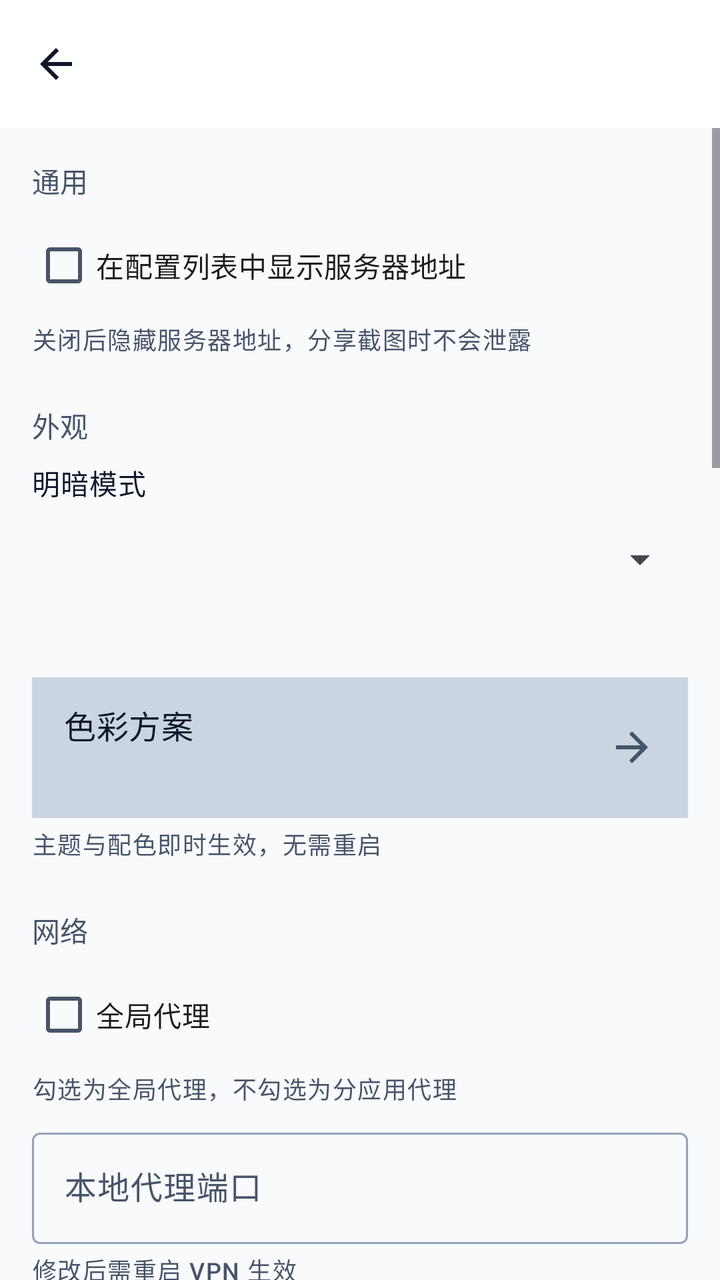
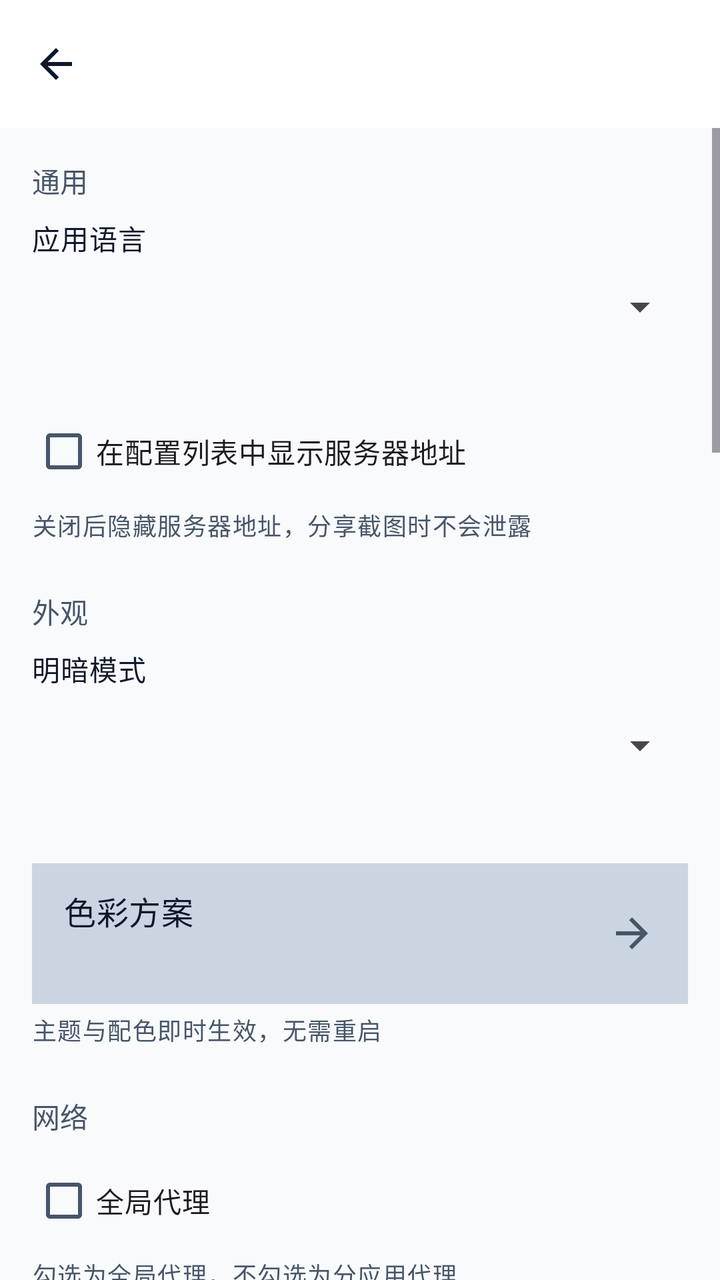

Compare the two renders of this Android layout. The source of the first and the diff that turns it into the second are given below.
<!-- AndroidManifest.xml: application theme Theme.XClient -->
<!-- res/layout/activity_settings.xml -->
<?xml version="1.0" encoding="utf-8"?>
<LinearLayout xmlns:android="http://schemas.android.com/apk/res/android"
    xmlns:app="http://schemas.android.com/apk/res-auto"
    android:layout_width="match_parent"
    android:layout_height="match_parent"
    android:orientation="vertical">

    <com.google.android.material.appbar.MaterialToolbar
        android:id="@+id/toolbar"
        style="@style/Widget.XClient.Toolbar"
        android:layout_width="match_parent"
        android:layout_height="?attr/actionBarSize"
        app:navigationContentDescription="@string/back"
        app:navigationIcon="@drawable/ic_arrow_back"
        app:navigationIconTint="?attr/colorOnSurface" />

    <ScrollView
        android:layout_width="match_parent"
        android:layout_height="match_parent">

        <LinearLayout
            android:layout_width="match_parent"
            android:layout_height="wrap_content"
            android:orientation="vertical"
            android:paddingStart="@dimen/spacing_lg"
            android:paddingTop="@dimen/spacing_lg"
            android:paddingEnd="@dimen/spacing_lg"
            android:paddingBottom="@dimen/spacing_xl">

            
            <TextView
                android:layout_width="wrap_content"
                android:layout_height="wrap_content"
                android:text="@string/settings_section_general"
                android:textAppearance="?attr/textAppearanceLabelLarge"
                android:textColor="?attr/colorOnSurfaceVariant" />

            <LinearLayout
                android:layout_width="match_parent"
                android:layout_height="wrap_content"
                android:layout_marginTop="@dimen/spacing_sm"
                android:orientation="vertical">

                <CheckBox
                    android:id="@+id/checkbox_show_server_addr"
                    android:layout_width="match_parent"
                    android:layout_height="wrap_content"
                    android:minHeight="@dimen/touch_target_min"
                    android:text="@string/show_server_addr" />

                <TextView
                    android:layout_width="match_parent"
                    android:layout_height="wrap_content"
                    android:layout_marginTop="@dimen/spacing_xs"
                    android:text="@string/show_server_addr_hint"
                    android:textAppearance="?attr/textAppearanceLabelMedium"
                    android:textColor="?attr/colorOnSurfaceVariant" />
            </LinearLayout>

            
            <TextView
                android:layout_width="wrap_content"
                android:layout_height="wrap_content"
                android:layout_marginTop="@dimen/spacing_xl"
                android:text="@string/settings_section_appearance"
                android:textAppearance="?attr/textAppearanceLabelLarge"
                android:textColor="?attr/colorOnSurfaceVariant" />

            <LinearLayout
                android:id="@+id/group_appearance"
                android:layout_width="match_parent"
                android:layout_height="wrap_content"
                android:layout_marginTop="@dimen/spacing_sm"
                android:orientation="vertical">

                <TextView
                    android:layout_width="wrap_content"
                    android:layout_height="wrap_content"
                    android:text="@string/theme_mode_label"
                    android:textAppearance="?attr/textAppearanceBodyMedium"
                    android:textColor="?attr/colorOnSurface" />

                <Spinner
                    android:id="@+id/spinner_theme_mode"
                    android:layout_width="match_parent"
                    android:layout_height="wrap_content"
                    android:layout_marginTop="@dimen/spacing_xs"
                    android:minHeight="@dimen/touch_target_min" />

                
                <TextView
                    android:id="@+id/text_theme_mode_summary"
                    android:layout_width="match_parent"
                    android:layout_height="wrap_content"
                    android:layout_marginTop="@dimen/spacing_xs"
                    android:textAppearance="?attr/textAppearanceBodyMedium"
                    android:textColor="?attr/colorOnSurfaceVariant" />

                
                <LinearLayout
                    android:id="@+id/button_palette"
                    android:layout_width="match_parent"
                    android:layout_height="wrap_content"
                    android:layout_marginTop="@dimen/spacing_md"
                    android:background="?attr/colorSurfaceContainerHigh"
                    android:baselineAligned="false"
                    android:clickable="true"
                    android:focusable="true"
                    android:gravity="center_vertical"
                    android:minHeight="@dimen/touch_target_min"
                    android:orientation="horizontal"
                    android:paddingStart="@dimen/spacing_lg"
                    android:paddingTop="@dimen/spacing_md"
                    android:paddingEnd="@dimen/spacing_lg"
                    android:paddingBottom="@dimen/spacing_md">

                    <LinearLayout
                        android:layout_width="0dp"
                        android:layout_height="wrap_content"
                        android:layout_weight="1"
                        android:orientation="vertical">

                        <TextView
                            android:layout_width="match_parent"
                            android:layout_height="wrap_content"
                            android:text="@string/theme_palette_label"
                            android:textAppearance="?attr/textAppearanceTitleMedium"
                            android:textColor="?attr/colorOnSurface" />

                        <TextView
                            android:id="@+id/text_palette_summary"
                            android:layout_width="match_parent"
                            android:layout_height="wrap_content"
                            android:layout_marginTop="@dimen/spacing_xs"
                            android:textAppearance="?attr/textAppearanceBodyMedium"
                            android:textColor="?attr/colorOnSurfaceVariant" />
                    </LinearLayout>

                    
                    <LinearLayout
                        android:id="@+id/palette_preview_swatches"
                        android:layout_width="wrap_content"
                        android:layout_height="wrap_content"
                        android:layout_marginEnd="@dimen/spacing_sm"
                        android:gravity="center_vertical"
                        android:orientation="horizontal" />

                    <ImageView
                        android:layout_width="24dp"
                        android:layout_height="24dp"
                        android:importantForAccessibility="no"
                        android:rotation="180"
                        android:src="@drawable/ic_arrow_back"
                        app:tint="?attr/colorOnSurfaceVariant" />
                </LinearLayout>

                <TextView
                    android:layout_width="match_parent"
                    android:layout_height="wrap_content"
                    android:layout_marginTop="@dimen/spacing_xs"
                    android:text="@string/settings_appearance_hint"
                    android:textAppearance="?attr/textAppearanceLabelMedium"
                    android:textColor="?attr/colorOnSurfaceVariant" />
            </LinearLayout>

            
            <TextView
                android:layout_width="wrap_content"
                android:layout_height="wrap_content"
                android:layout_marginTop="@dimen/spacing_xl"
                android:text="@string/settings_section_network"
                android:textAppearance="?attr/textAppearanceLabelLarge"
                android:textColor="?attr/colorOnSurfaceVariant" />

            <LinearLayout
                android:id="@+id/group_network"
                android:layout_width="match_parent"
                android:layout_height="wrap_content"
                android:layout_marginTop="@dimen/spacing_sm"
                android:orientation="vertical">

                <CheckBox
                    android:id="@+id/checkbox_global"
                    android:layout_width="match_parent"
                    android:layout_height="wrap_content"
                    android:minHeight="@dimen/touch_target_min"
                    android:text="@string/global" />

                <TextView
                    android:layout_width="match_parent"
                    android:layout_height="wrap_content"
                    android:layout_marginTop="@dimen/spacing_xs"
                    android:text="@string/settings_global_hint"
                    android:textAppearance="?attr/textAppearanceLabelMedium"
                    android:textColor="?attr/colorOnSurfaceVariant" />

                <com.google.android.material.textfield.TextInputLayout
                    android:id="@+id/til_socks_port"
                    style="@style/Widget.XClient.TextInputLayout"
                    android:layout_width="match_parent"
                    android:layout_height="wrap_content"
                    android:layout_marginTop="@dimen/spacing_sm"
                    android:hint="@string/settings_socks_port_label"
                    app:placeholderText="@string/settings_placeholder_socks_port">

                    <com.google.android.material.textfield.TextInputEditText
                        android:id="@+id/edittext_socks_port"
                        android:layout_width="match_parent"
                        android:layout_height="wrap_content"
                        android:inputType="number"
                        android:singleLine="true" />
                </com.google.android.material.textfield.TextInputLayout>

                <TextView
                    android:layout_width="match_parent"
                    android:layout_height="wrap_content"
                    android:layout_marginTop="@dimen/spacing_xs"
                    android:text="@string/settings_restart_required"
                    android:textAppearance="?attr/textAppearanceLabelMedium"
                    android:textColor="?attr/colorOnSurfaceVariant" />
            </LinearLayout>

            
            <TextView
                android:layout_width="wrap_content"
                android:layout_height="wrap_content"
                android:layout_marginTop="@dimen/spacing_xl"
                android:text="@string/settings_section_bypass"
                android:textAppearance="?attr/textAppearanceLabelLarge"
                android:textColor="?attr/colorOnSurfaceVariant" />

            <LinearLayout
                android:id="@+id/group_bypass"
                android:layout_width="match_parent"
                android:layout_height="wrap_content"
                android:layout_marginTop="@dimen/spacing_sm"
                android:orientation="vertical">

                
                <LinearLayout
                    android:id="@+id/button_apps"
                    android:layout_width="match_parent"
                    android:layout_height="wrap_content"
                    android:background="?attr/colorSurfaceContainerHigh"
                    android:baselineAligned="false"
                    android:clickable="true"
                    android:focusable="true"
                    android:gravity="center_vertical"
                    android:minHeight="@dimen/touch_target_min"
                    android:orientation="horizontal"
                    android:paddingStart="@dimen/spacing_lg"
                    android:paddingTop="@dimen/spacing_md"
                    android:paddingEnd="@dimen/spacing_lg"
                    android:paddingBottom="@dimen/spacing_md">

                    <LinearLayout
                        android:layout_width="0dp"
                        android:layout_height="wrap_content"
                        android:layout_weight="1"
                        android:orientation="vertical">

                        <TextView
                            android:layout_width="match_parent"
                            android:layout_height="wrap_content"
                            android:text="@string/apps"
                            android:textAppearance="?attr/textAppearanceTitleMedium"
                            android:textColor="?attr/colorOnSurface" />

                        <TextView
                            android:id="@+id/text_apps_summary"
                            android:layout_width="match_parent"
                            android:layout_height="wrap_content"
                            android:layout_marginTop="@dimen/spacing_xs"
                            android:textAppearance="?attr/textAppearanceBodyMedium"
                            android:textColor="?attr/colorOnSurfaceVariant" />
                    </LinearLayout>

                    
                    <ImageView
                        android:layout_width="24dp"
                        android:layout_height="24dp"
                        android:importantForAccessibility="no"
                        android:rotation="180"
                        android:src="@drawable/ic_arrow_back"
                        app:tint="?attr/colorOnSurfaceVariant" />
                </LinearLayout>

                <CheckBox
                    android:id="@+id/checkbox_bypass_private"
                    android:layout_width="match_parent"
                    android:layout_height="wrap_content"
                    android:layout_marginTop="@dimen/spacing_sm"
                    android:minHeight="@dimen/touch_target_min"
                    android:text="@string/bypass_private" />

                <CheckBox
                    android:id="@+id/checkbox_bypass_geoip_cn"
                    android:layout_width="match_parent"
                    android:layout_height="wrap_content"
                    android:layout_marginTop="@dimen/spacing_xs"
                    android:minHeight="@dimen/touch_target_min"
                    android:text="@string/bypass_geoip_cn" />

                <CheckBox
                    android:id="@+id/checkbox_bypass_geosite_cn"
                    android:layout_width="match_parent"
                    android:layout_height="wrap_content"
                    android:layout_marginTop="@dimen/spacing_xs"
                    android:minHeight="@dimen/touch_target_min"
                    android:text="@string/bypass_geosite_cn" />

                <com.google.android.material.textfield.TextInputLayout
                    android:id="@+id/til_bypass_rules"
                    style="@style/Widget.XClient.TextInputLayout"
                    android:layout_width="match_parent"
                    android:layout_height="wrap_content"
                    android:layout_marginTop="@dimen/spacing_md"
                    android:hint="@string/manual_bypass_rules"
                    app:placeholderText="@string/manual_bypass_rules_hint">

                    <com.google.android.material.textfield.TextInputEditText
                        android:id="@+id/edittext_bypass_rules"
                        android:layout_width="match_parent"
                        android:layout_height="wrap_content"
                        android:gravity="top|start"
                        android:inputType="textMultiLine|textNoSuggestions"
                        android:maxLines="10"
                        android:minLines="4"
                        android:scrollbars="vertical" />
                </com.google.android.material.textfield.TextInputLayout>

                <com.google.android.material.textfield.TextInputLayout
                    android:id="@+id/til_force_proxy"
                    style="@style/Widget.XClient.TextInputLayout"
                    android:layout_width="match_parent"
                    android:layout_height="wrap_content"
                    android:layout_marginTop="@dimen/spacing_md"
                    android:hint="@string/force_proxy_rules"
                    app:placeholderText="@string/force_proxy_rules_hint">

                    <com.google.android.material.textfield.TextInputEditText
                        android:id="@+id/edittext_force_proxy"
                        android:layout_width="match_parent"
                        android:layout_height="wrap_content"
                        android:gravity="top|start"
                        android:inputType="textMultiLine|textNoSuggestions"
                        android:maxLines="6"
                        android:minLines="2"
                        android:scrollbars="vertical" />
                </com.google.android.material.textfield.TextInputLayout>

                <TextView
                    android:layout_width="match_parent"
                    android:layout_height="wrap_content"
                    android:layout_marginTop="@dimen/spacing_xs"
                    android:text="@string/settings_restart_required"
                    android:textAppearance="?attr/textAppearanceLabelMedium"
                    android:textColor="?attr/colorOnSurfaceVariant" />
            </LinearLayout>

            
            <TextView
                android:layout_width="wrap_content"
                android:layout_height="wrap_content"
                android:layout_marginTop="@dimen/spacing_xl"
                android:text="@string/settings_section_ech_dns"
                android:textAppearance="?attr/textAppearanceLabelLarge"
                android:textColor="?attr/colorOnSurfaceVariant" />

            <LinearLayout
                android:id="@+id/group_ech"
                android:layout_width="match_parent"
                android:layout_height="wrap_content"
                android:layout_marginTop="@dimen/spacing_sm"
                android:orientation="vertical">

                <com.google.android.material.textfield.TextInputLayout
                    android:id="@+id/til_ech_dns"
                    style="@style/Widget.XClient.TextInputLayout"
                    android:layout_width="match_parent"
                    android:layout_height="wrap_content"
                    android:hint="@string/settings_ech_dns_label"
                    app:placeholderText="@string/settings_placeholder_ech_dns">

                    <com.google.android.material.textfield.TextInputEditText
                        android:id="@+id/edittext_ech_dns"
                        android:layout_width="match_parent"
                        android:layout_height="wrap_content"
                        android:singleLine="true" />
                </com.google.android.material.textfield.TextInputLayout>

                <com.google.android.material.textfield.TextInputLayout
                    android:id="@+id/til_ech_domain"
                    style="@style/Widget.XClient.TextInputLayout"
                    android:layout_width="match_parent"
                    android:layout_height="wrap_content"
                    android:layout_marginTop="@dimen/spacing_md"
                    android:hint="@string/settings_ech_domain_label"
                    app:placeholderText="@string/settings_placeholder_ech_domain">

                    <com.google.android.material.textfield.TextInputEditText
                        android:id="@+id/edittext_ech_domain"
                        android:layout_width="match_parent"
                        android:layout_height="wrap_content"
                        android:singleLine="true" />
                </com.google.android.material.textfield.TextInputLayout>

                <CheckBox
                    android:id="@+id/checkbox_enable_dns_warmup"
                    android:layout_width="match_parent"
                    android:layout_height="wrap_content"
                    android:layout_marginTop="@dimen/spacing_sm"
                    android:minHeight="@dimen/touch_target_min"
                    android:text="@string/enable_dns_warmup" />

                <TextView
                    android:layout_width="wrap_content"
                    android:layout_height="wrap_content"
                    android:layout_marginTop="@dimen/spacing_md"
                    android:text="@string/log_level_label"
                    android:textAppearance="?attr/textAppearanceBodyMedium"
                    android:textColor="?attr/colorOnSurface" />

                <Spinner
                    android:id="@+id/spinner_log_level"
                    android:layout_width="match_parent"
                    android:layout_height="wrap_content"
                    android:layout_marginTop="@dimen/spacing_xs"
                    android:minHeight="@dimen/touch_target_min" />

                
                <TextView
                    android:id="@+id/text_log_level_summary"
                    android:layout_width="match_parent"
                    android:layout_height="wrap_content"
                    android:layout_marginTop="@dimen/spacing_xs"
                    android:textAppearance="?attr/textAppearanceBodyMedium"
                    android:textColor="?attr/colorOnSurfaceVariant" />

                <TextView
                    android:layout_width="match_parent"
                    android:layout_height="wrap_content"
                    android:layout_marginTop="@dimen/spacing_xs"
                    android:text="@string/log_level_hint"
                    android:textAppearance="?attr/textAppearanceLabelMedium"
                    android:textColor="?attr/colorOnSurfaceVariant" />

                <TextView
                    android:layout_width="match_parent"
                    android:layout_height="wrap_content"
                    android:layout_marginTop="@dimen/spacing_xs"
                    android:text="@string/settings_restart_required"
                    android:textAppearance="?attr/textAppearanceLabelMedium"
                    android:textColor="?attr/colorOnSurfaceVariant" />
            </LinearLayout>

            
            <TextView
                android:layout_width="wrap_content"
                android:layout_height="wrap_content"
                android:layout_marginTop="@dimen/spacing_xl"
                android:text="@string/pref_latency_title"
                android:textAppearance="?attr/textAppearanceLabelLarge"
                android:textColor="?attr/colorOnSurfaceVariant" />

            <LinearLayout
                android:id="@+id/group_latency"
                android:layout_width="match_parent"
                android:layout_height="wrap_content"
                android:layout_marginTop="@dimen/spacing_sm"
                android:orientation="vertical">

                <com.google.android.material.textfield.TextInputLayout
                    android:id="@+id/til_latency_url"
                    style="@style/Widget.XClient.TextInputLayout"
                    android:layout_width="match_parent"
                    android:layout_height="wrap_content"
                    android:hint="@string/pref_latency_url"
                    app:placeholderText="@string/pref_latency_url_hint">

                    <com.google.android.material.textfield.TextInputEditText
                        android:id="@+id/edit_latency_url"
                        android:layout_width="match_parent"
                        android:layout_height="wrap_content"
                        android:inputType="textUri"
                        android:singleLine="true" />
                </com.google.android.material.textfield.TextInputLayout>

                <TextView
                    android:layout_width="wrap_content"
                    android:layout_height="wrap_content"
                    android:layout_marginTop="@dimen/spacing_md"
                    android:text="@string/pref_latency_interval"
                    android:textAppearance="?attr/textAppearanceBodyMedium"
                    android:textColor="?attr/colorOnSurface" />

                <Spinner
                    android:id="@+id/spinner_latency_interval"
                    android:layout_width="match_parent"
                    android:layout_height="wrap_content"
                    android:layout_marginTop="@dimen/spacing_xs"
                    android:minHeight="@dimen/touch_target_min" />

                <TextView
                    android:layout_width="wrap_content"
                    android:layout_height="wrap_content"
                    android:layout_marginTop="@dimen/spacing_md"
                    android:text="@string/pref_latency_timeout"
                    android:textAppearance="?attr/textAppearanceBodyMedium"
                    android:textColor="?attr/colorOnSurface" />

                <Spinner
                    android:id="@+id/spinner_latency_timeout"
                    android:layout_width="match_parent"
                    android:layout_height="wrap_content"
                    android:layout_marginTop="@dimen/spacing_xs"
                    android:minHeight="@dimen/touch_target_min" />

                <CheckBox
                    android:id="@+id/checkbox_latency_force_proxy"
                    android:layout_width="match_parent"
                    android:layout_height="wrap_content"
                    android:layout_marginTop="@dimen/spacing_sm"
                    android:minHeight="@dimen/touch_target_min"
                    android:text="@string/latency_force_proxy" />
            </LinearLayout>

            
            <Button
                android:id="@+id/btn_save"
                style="@style/Widget.XClient.Button"
                android:layout_width="match_parent"
                android:layout_height="wrap_content"
                android:layout_marginTop="@dimen/spacing_xl"
                android:minHeight="@dimen/touch_target_min"
                android:text="@string/save" />
        </LinearLayout>
    </ScrollView>
</LinearLayout>
<!-- resources referenced by this layout -->
<resources>
  <dimen name="spacing_lg">16dp</dimen>
  <dimen name="spacing_md">12dp</dimen>
  <dimen name="spacing_sm">8dp</dimen>
  <dimen name="spacing_xl">24dp</dimen>
  <dimen name="spacing_xs">4dp</dimen>
  <dimen name="touch_target_min">48dp</dimen>
  <string name="apps">分应用代理</string>
  <string name="back">返回</string>
  <string name="bypass_geoip_cn">绕过 GEOIP:CN</string>
  <string name="bypass_geosite_cn">绕过 GEOSITE:CN</string>
  <string name="bypass_private">绕过本地和局域网地址</string>
  <string name="force_proxy_rules">强制走代理域名（每行一条）</string>
  <string name="force_proxy_rules_hint">gstatic.com\nfull:www.example.com</string>
  <string name="global">全局代理</string>
  <string name="latency_force_proxy">强制通过代理测速（防止测速域名被直连绕过）</string>
  <string name="log_level_hint">控制代理协议输出到运行日志的详细程度，下次启动 VPN 时生效</string>
  <string name="log_level_label">日志等级：</string>
  <string name="manual_bypass_rules">手动规则（每行一条）</string>
  <string name="pref_latency_interval">测速间隔</string>
  <string name="pref_latency_timeout">测速超时</string>
  <string name="pref_latency_title">代理延迟测试</string>
  <string name="pref_latency_url">测速目标</string>
  <string name="save">保存</string>
  <string name="settings_appearance_hint">主题与配色即时生效，无需重启</string>
  <string name="settings_ech_dns_label">DoH 服务器</string>
  <string name="settings_ech_domain_label">ECH 查询域名</string>
  <string name="settings_global_hint">勾选为全局代理，不勾选为分应用代理</string>
  <string name="settings_placeholder_ech_dns">https://doh.pub/dns-query</string>
  <string name="settings_placeholder_ech_domain">cloudflare-ech.com</string>
  <string name="settings_placeholder_socks_port">1080</string>
  <string name="settings_restart_required">修改后需重启 VPN 生效</string>
  <string name="settings_section_appearance">外观</string>
  <string name="settings_section_bypass">代理绕过</string>
  <string name="settings_section_ech_dns">ECH 与 DNS</string>
  <string name="settings_section_general">通用</string>
  <string name="settings_section_network">网络</string>
  <string name="settings_socks_port_label">本地代理端口</string>
  <string name="show_server_addr">在配置列表中显示服务器地址</string>
  <string name="show_server_addr_hint">关闭后隐藏服务器地址，分享截图时不会泄露</string>
  <string name="theme_mode_label">明暗模式</string>
  <string name="theme_palette_label">色彩方案</string>
  <color name="x_primary">#FF0284C7</color>
  <color name="x_on_primary">#FFFFFFFF</color>
  <color name="x_primary_container">#FFE0F2FE</color>
  <color name="x_on_primary_container">#FF03496E</color>
  <color name="md_success">#FF059669</color>
  <color name="md_on_success">#FFFFFFFF</color>
  <color name="md_success_container">#FFD1FAE5</color>
  <color name="md_on_success_container">#FF064E3B</color>
  <color name="md_warning">#FFD97706</color>
  <color name="md_on_warning">#FFFFFFFF</color>
  <color name="x_error">#FFDC2626</color>
  <color name="x_on_error">#FFFFFFFF</color>
  <color name="x_error_container">#FFFEE2E2</color>
  <color name="x_on_error_container">#FF991B1B</color>
  <color name="x_background">#FFF8FAFC</color>
  <color name="x_on_background">#FF0F172A</color>
  <color name="x_surface">#FFFFFFFF</color>
  <color name="x_on_surface">#FF0F172A</color>
  <color name="x_on_surface_variant">#FF475569</color>
  <color name="x_surface_container_lowest">#FFFFFFFF</color>
  <color name="x_surface_container_low">#FFF1F5F9</color>
  <color name="x_surface_container">#FFE2E8F0</color>
  <color name="x_surface_container_high">#FFCBD5E1</color>
  <color name="x_surface_container_highest">#FF94A3B8</color>
  <color name="x_outline">#FF94A3B8</color>
  <color name="x_outline_variant">#FFE2E8F0</color>
  <color name="x_tertiary">#FF0D9488</color>
  <color name="x_on_tertiary">#FFFFFFFF</color>
  <color name="x_tertiary_container">#FFCCFBF1</color>
  <color name="x_on_tertiary_container">#FF115E59</color>
  <color name="x_edit_container">#FFBAE6FD</color>
  <color name="x_on_edit_container">#FF0369A1</color>
  <!-- unchanged entries left out for length: 8 -->
</resources>

<!-- the commit's change to res/layout/activity_settings.xml (unified diff, before → after) -->
@@ -40,6 +40,27 @@
                 android:layout_height="wrap_content"
                 android:layout_marginTop="@dimen/spacing_sm"
                 android:orientation="vertical">
+
+                <TextView
+                    android:layout_width="match_parent"
+                    android:layout_height="wrap_content"
+                    android:text="@string/settings_language_label"
+                    android:textAppearance="?attr/textAppearanceBodyMedium"
+                    android:textColor="?attr/colorOnSurface" />
+
+                <Spinner
+                    android:id="@+id/spinner_language"
+                    android:layout_width="match_parent"
+                    android:layout_height="wrap_content"
+                    android:minHeight="@dimen/touch_target_min" />
+
+                <TextView
+                    android:id="@+id/text_language_summary"
+                    android:layout_width="match_parent"
+                    android:layout_height="wrap_content"
+                    android:layout_marginBottom="@dimen/spacing_sm"
+                    android:textAppearance="?attr/textAppearanceBodySmall"
+                    android:textColor="?attr/colorOnSurfaceVariant" />
 
                 <CheckBox
                     android:id="@+id/checkbox_show_server_addr"
<!-- resource entries referenced after the edit -->
@@ -27,6 +27,7 @@
   <string name="settings_ech_dns_label">DoH 服务器</string>
   <string name="settings_ech_domain_label">ECH 查询域名</string>
   <string name="settings_global_hint">勾选为全局代理，不勾选为分应用代理</string>
+  <string name="settings_language_label">应用语言</string>
   <string name="settings_placeholder_ech_dns">https://doh.pub/dns-query</string>
   <string name="settings_placeholder_ech_domain">cloudflare-ech.com</string>
   <string name="settings_placeholder_socks_port">1080</string>
